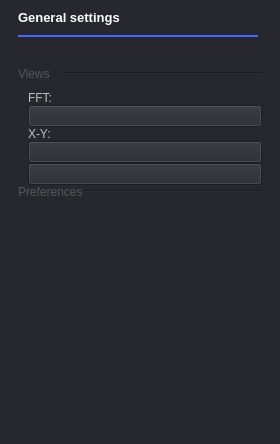
Qt form ui/osc_general_settings.ui (analogdevicesinc/scopy) before a commit.
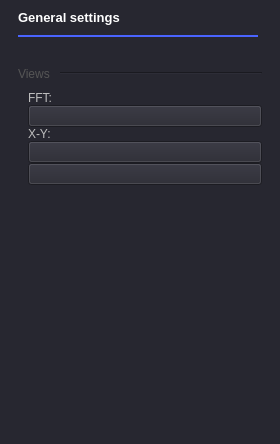
The same form after that commit. Custom widgets are drawn as their Qt base class.

Commit message: Osc: drop the old preference checkbox for the labels on plot

```diff
--- a/ui/osc_general_settings.ui
+++ b/ui/osc_general_settings.ui
@@ -197,57 +197,6 @@
      <item>
       <layout class="QVBoxLayout" name="export_2"/>
      </item>
-     <item>
-      <layout class="QHBoxLayout" name="horizontalLayout_2">
-       <property name="leftMargin">
-        <number>0</number>
-       </property>
-       <property name="topMargin">
-        <number>0</number>
-       </property>
-       <item>
-        <widget class="QLabel" name="label_5">
-         <property name="sizePolicy">
-          <sizepolicy hsizetype="Fixed" vsizetype="Fixed">
-           <horstretch>0</horstretch>
-           <verstretch>0</verstretch>
-          </sizepolicy>
-         </property>
-         <property name="styleSheet">
-          <string notr="true">QLabel {
-  color: rgb(85, 85, 85);
-}</string>
-         </property>
-         <property name="text">
-          <string>Preferences</string>
-         </property>
-        </widget>
-       </item>
-       <item>
-        <widget class="Line" name="line_3">
-         <property name="orientation">
-          <enum>Qt::Horizontal</enum>
-         </property>
-        </widget>
-       </item>
-      </layout>
-     </item>
-     <item>
-      <layout class="QVBoxLayout" name="preferences">
-       <property name="spacing">
-        <number>0</number>
-       </property>
-       <property name="leftMargin">
-        <number>10</number>
-       </property>
-       <property name="topMargin">
-        <number>10</number>
-       </property>
-       <property name="bottomMargin">
-        <number>0</number>
-       </property>
-      </layout>
-     </item>
      <item>
       <spacer name="verticalSpacer_2">
        <property name="orientation">
```
The commit also changes 2 other files.
